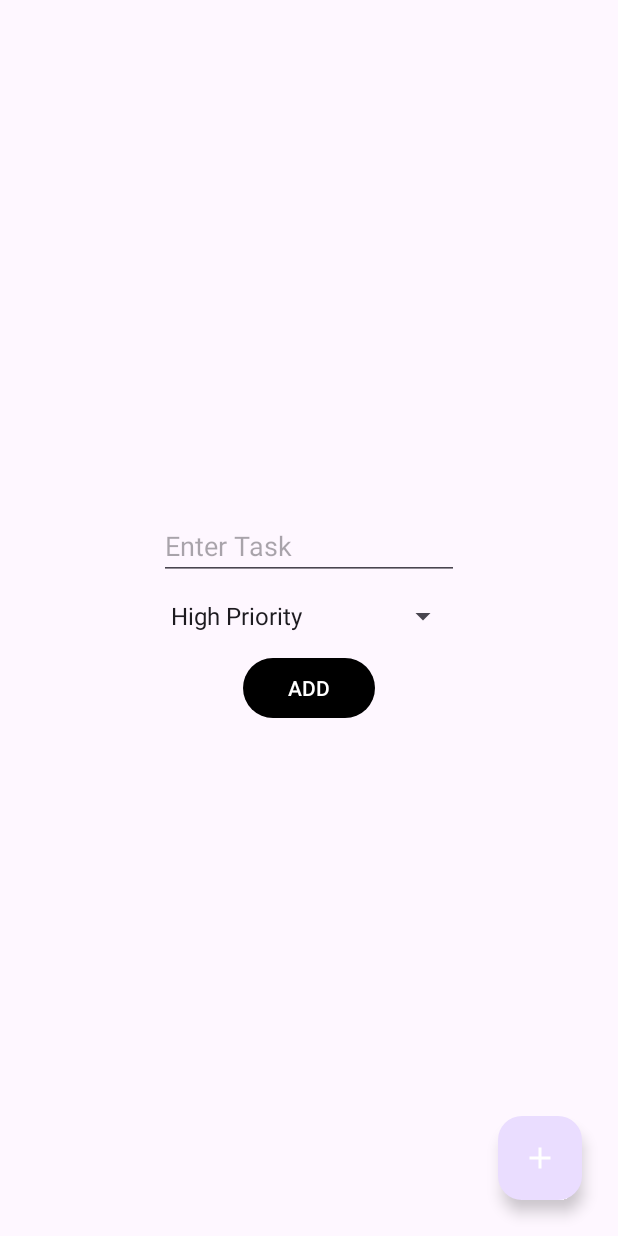
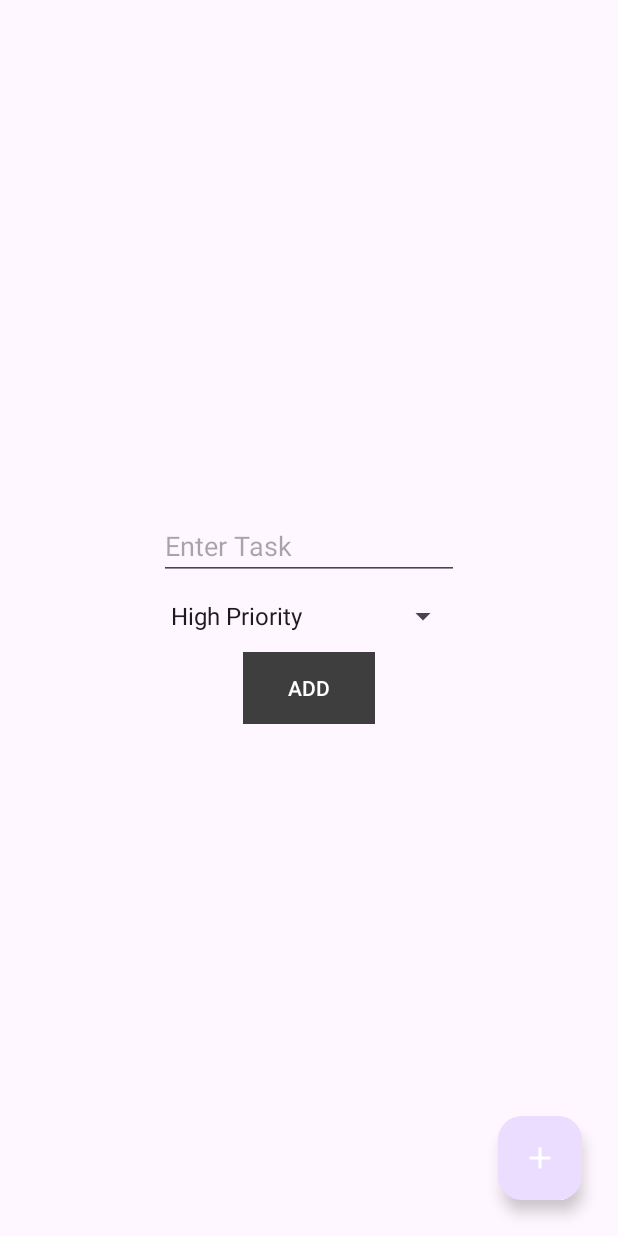
Before and after one commit to geisonbruno/To-do-list, an Android app: the fragment AddFragment placed in its activity, after a tap on an icon or button, on a phone screen of 412 x 824 dp. Run offline under Robolectric (Android 15) with nearby library versions, the phone set to English and light mode, and no system bars; our stand-ins replace Dagger/Hilt's generated code, data binding, navigation-ui; 2 statements that could not run were skipped.

```diff
--- a/app/src/main/res/layout/fragment_add.xml
+++ b/app/src/main/res/layout/fragment_add.xml
@@ -1,6 +1,7 @@
 <?xml version="1.0" encoding="utf-8"?>
 <layout xmlns:android="http://schemas.android.com/apk/res/android"
     xmlns:app="http://schemas.android.com/apk/res-auto"
+    android:background="@color/theme_color"
     xmlns:tools="http://schemas.android.com/tools">
 
     <data>
@@ -41,6 +42,7 @@
             android:layout_width="wrap_content"
             android:layout_height="wrap_content"
             android:text="ADD"
+            android:background="@color/blue"
             app:layout_constraintEnd_toEndOf="parent"
             app:layout_constraintStart_toStartOf="parent"
             app:layout_constraintTop_toBottomOf="@id/spinner"
--- a/app/src/main/res/layout/fragment_task.xml
+++ b/app/src/main/res/layout/fragment_task.xml
@@ -38,6 +38,7 @@
             android:layout_marginBottom="24dp"
             android:clickable="true"
             android:src="@drawable/ic_add"
+            android:background="@color/blue"
             app:layout_constraintBottom_toBottomOf="parent"
             app:layout_constraintEnd_toEndOf="parent"
             app:tint="@android:color/white"
--- a/app/src/main/res/layout/fragment_update.xml
+++ b/app/src/main/res/layout/fragment_update.xml
@@ -21,7 +21,6 @@
             android:ems="10"
             android:hint="Enter Task"
             android:inputType="text"
-            android:text="Name"
             app:layout_constraintEnd_toEndOf="parent"
             app:layout_constraintHorizontal_bias="0.5"
             app:layout_constraintStart_toStartOf="parent"
--- /dev/null
+++ b/app/src/main/res/menu/task_menu.xml
@@ -0,0 +1,9 @@
+<?xml version="1.0" encoding="utf-8"?>
+<menu xmlns:app="http://schemas.android.com/apk/res-auto"
+    xmlns:android="http://schemas.android.com/apk/res/android">
+
+    <item
+        android:id="@+id/action_delete_all"
+        android:title="Delete all"
+        app:showAsAction="never" />
+</menu>
--- a/app/src/main/res/values/colors.xml
+++ b/app/src/main/res/values/colors.xml
@@ -2,4 +2,5 @@
 <resources>
     <color name="black">#FF000000</color>
     <color name="white">#FFFFFFFF</color>
+    <color name="blue">#0053BD</color>
 </resources>
--- a/app/src/main/res/values/themes.xml
+++ b/app/src/main/res/values/themes.xml
@@ -1,7 +1,11 @@
 <resources xmlns:tools="http://schemas.android.com/tools">
-    <!-- Base application theme. -->
+
+    <attr name="color_background" format="color"/>
+
+    <color name="theme_color">#3E3E3E</color>
+
     <style name="Base.Theme.Todo" parent="Theme.Material3.DayNight.NoActionBar">
-        <item name="colorPrimary">@color/black</item>
+        <item name="colorPrimary">@color/theme_color</item>
     </style>
 
     <style name="Theme.Todo" parent="Base.Theme.Todo" />
```
Also changed, not shown: app/src/main/java/com/example/to_do/ui/task/TaskFragment.kt (+57 -0 lines).
